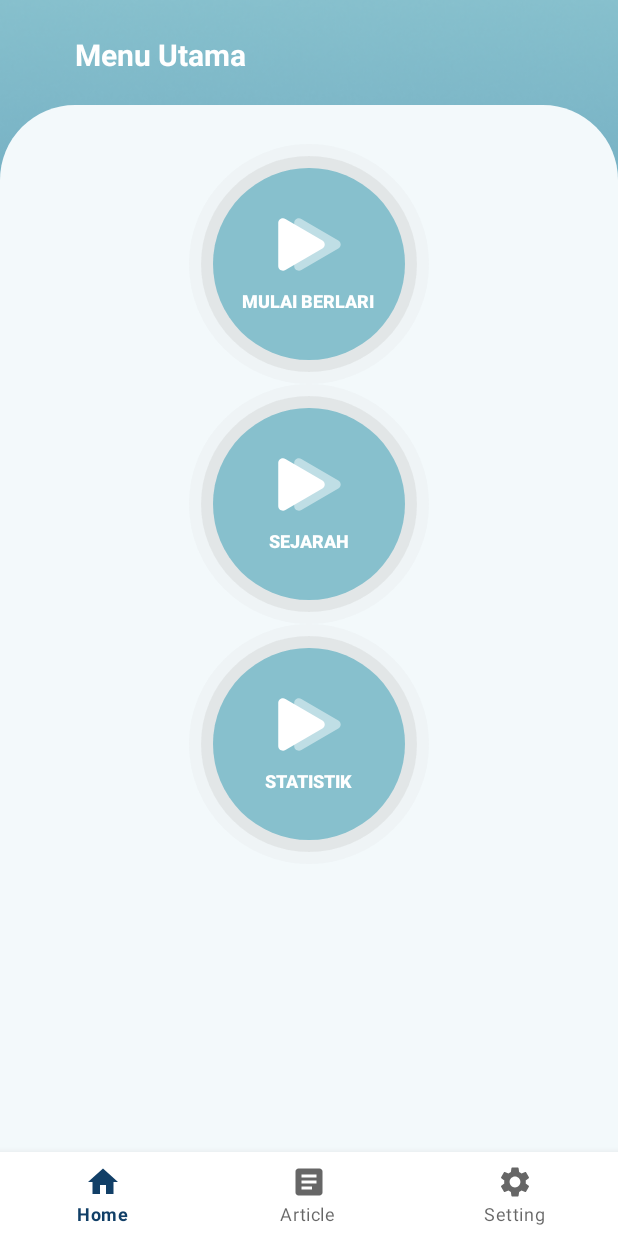
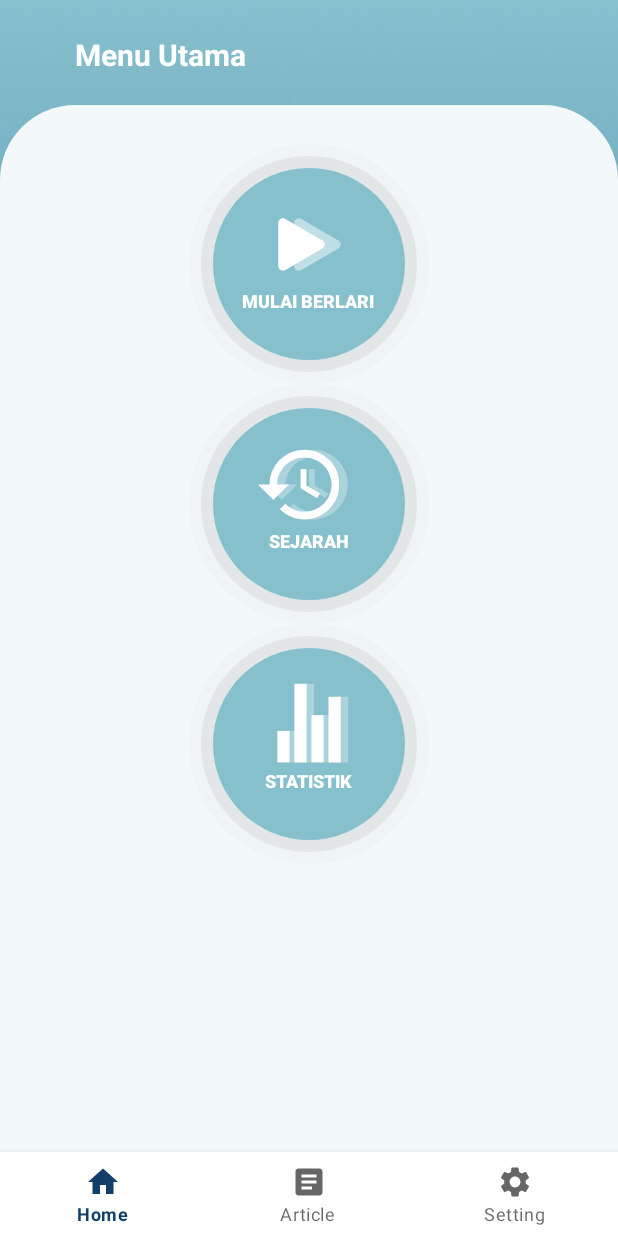
Before and after one commit to azrafebrian/RunningTrackerApp, an Android app: the screen it shows after launch once a user with an empty profile is signed in (MainMenuActivity), on a phone screen of 412 x 824 dp. Run offline under Robolectric (Android 15) with nearby library versions, the phone set to English and light mode, and no system bars; our stand-ins replace Firebase (no records; nobody signed in at launch, a user with empty details on screens opened directly); Roboto replaces fonts that are not available here.

Commit message:
button main

```diff
--- /dev/null
+++ b/app/src/main/res/drawable/button_history.xml
@@ -0,0 +1,24 @@
+<vector xmlns:android="http://schemas.android.com/apk/res/android"
+    android:width="160dp"
+    android:height="160dp"
+    android:viewportWidth="160"
+    android:viewportHeight="160">
+  <path
+      android:pathData="M80,80m-72,0a72,72 0,1 1,144 0a72,72 0,1 1,-144 0"
+      android:fillColor="#C6C6C6"
+      android:fillAlpha="0.3"/>
+  <path
+      android:pathData="M80,80m-80,0a80,80 0,1 1,160 0a80,80 0,1 1,-160 0"
+      android:fillColor="#C6C6C6"
+      android:fillAlpha="0.1"/>
+  <path
+      android:pathData="M80,80m-64,0a64,64 0,1 1,128 0a64,64 0,1 1,-128 0"
+      android:fillColor="#87C0CD"/>
+  <path
+      android:pathData="M77,43.75C70.834,43.75 64.92,46.2 60.56,50.56C56.2,54.92 53.75,60.834 53.75,67H46L56.049,77.049L56.23,77.411L66.667,67H58.917C58.917,57.002 67.003,48.917 77,48.917C86.997,48.917 95.083,57.002 95.083,67C95.083,76.997 86.997,85.083 77,85.083C72.014,85.083 67.493,83.043 64.238,79.762L60.57,83.43C62.723,85.595 65.283,87.312 68.103,88.483C70.923,89.653 73.947,90.254 77,90.25C83.166,90.25 89.08,87.8 93.44,83.44C97.8,79.08 100.25,73.166 100.25,67C100.25,60.834 97.8,54.92 93.44,50.56C89.08,46.2 83.166,43.75 77,43.75V43.75ZM74.417,56.667V69.583L85.473,76.145L87.333,73.019L78.292,67.646V56.667H74.417Z"
+      android:fillColor="#ffffff"/>
+  <path
+      android:pathData="M82.583,43.75C76.417,43.75 70.503,46.2 66.143,50.56C61.783,54.92 59.333,60.834 59.333,67H51.583L61.632,77.049L61.813,77.411L72.25,67H64.5C64.5,57.002 72.586,48.917 82.583,48.917C92.581,48.917 100.667,57.002 100.667,67C100.667,76.997 92.581,85.083 82.583,85.083C77.598,85.083 73.077,83.043 69.822,79.762L66.153,83.43C68.306,85.595 70.867,87.312 73.687,88.483C76.506,89.653 79.53,90.254 82.583,90.25C88.75,90.25 94.663,87.8 99.023,83.44C103.384,79.08 105.833,73.166 105.833,67C105.833,60.834 103.384,54.92 99.023,50.56C94.663,46.2 88.75,43.75 82.583,43.75V43.75ZM80,56.667V69.583L91.057,76.145L92.917,73.019L83.875,67.646V56.667H80Z"
+      android:fillColor="#ffffff"
+      android:fillAlpha="0.3"/>
+</vector>
--- /dev/null
+++ b/app/src/main/res/drawable/button_stats.xml
@@ -0,0 +1,45 @@
+<vector xmlns:android="http://schemas.android.com/apk/res/android"
+    android:width="160dp"
+    android:height="160dp"
+    android:viewportWidth="160"
+    android:viewportHeight="160">
+  <path
+      android:pathData="M80,80m-72,0a72,72 0,1 1,144 0a72,72 0,1 1,-144 0"
+      android:fillColor="#C6C6C6"
+      android:fillAlpha="0.3"/>
+  <path
+      android:pathData="M80,80m-80,0a80,80 0,1 1,160 0a80,80 0,1 1,-160 0"
+      android:fillColor="#C6C6C6"
+      android:fillAlpha="0.1"/>
+  <path
+      android:pathData="M80,80m-64,0a64,64 0,1 1,128 0a64,64 0,1 1,-128 0"
+      android:fillColor="#87C0CD"/>
+  <path
+      android:pathData="M67,92.25H58.875V71.25H67V92.25Z"
+      android:fillColor="#ffffff"/>
+  <path
+      android:pathData="M89.75,92.25H81.625V60.75H89.75V92.25Z"
+      android:fillColor="#ffffff"/>
+  <path
+      android:pathData="M101.125,92.25H93V48.5H101.125V92.25Z"
+      android:fillColor="#ffffff"/>
+  <path
+      android:pathData="M78.375,92.25H70.25V39.75H78.375V92.25Z"
+      android:fillColor="#ffffff"/>
+  <path
+      android:pathData="M72,92.25H63.875V71.25H72V92.25Z"
+      android:fillColor="#ffffff"
+      android:fillAlpha="0.3"/>
+  <path
+      android:pathData="M94.75,92.25H86.625V60.75H94.75V92.25Z"
+      android:fillColor="#ffffff"
+      android:fillAlpha="0.3"/>
+  <path
+      android:pathData="M106.125,92.25H98V48.5H106.125V92.25Z"
+      android:fillColor="#ffffff"
+      android:fillAlpha="0.3"/>
+  <path
+      android:pathData="M83.375,92.25H75.25V39.75H83.375V92.25Z"
+      android:fillColor="#ffffff"
+      android:fillAlpha="0.3"/>
+</vector>
--- a/app/src/main/res/layout/activity_main.xml
+++ b/app/src/main/res/layout/activity_main.xml
@@ -60,7 +60,7 @@
             android:layout_width="wrap_content"
             android:layout_height="wrap_content"
             android:layout_below="@id/button_mulai"
-            android:background="@drawable/button_mulai">
+            android:background="@drawable/button_history">
         </ImageButton>
         <TextView
             android:id="@+id/mulai_sejarah"
@@ -79,7 +79,7 @@
             android:layout_width="wrap_content"
             android:layout_height="wrap_content"
             android:layout_below="@id/button_history"
-            android:background="@drawable/button_mulai">
+            android:background="@drawable/button_stats">
         </ImageButton>
         <TextView
             android:id="@+id/mulai_statistik"
```
